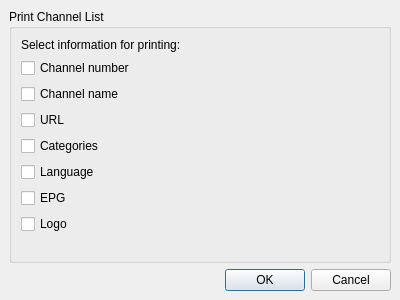
Old version of the form src/ui/PrintDialog.ui in the repository ntadej/tano.
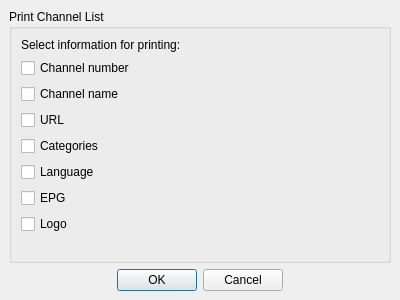
New version of the form. Icons and pictures are not drawn.

Diff of the .ui file:
```diff
--- a/src/ui/PrintDialog.ui
+++ b/src/ui/PrintDialog.ui
@@ -111,6 +111,9 @@
          <property name="standardButtons">
           <set>QDialogButtonBox::Cancel|QDialogButtonBox::Ok</set>
          </property>
+         <property name="centerButtons">
+          <bool>true</bool>
+         </property>
         </widget>
        </item>
       </layout>
```
Left out of the diff: 6 changed lines with no effect on the pictures.
